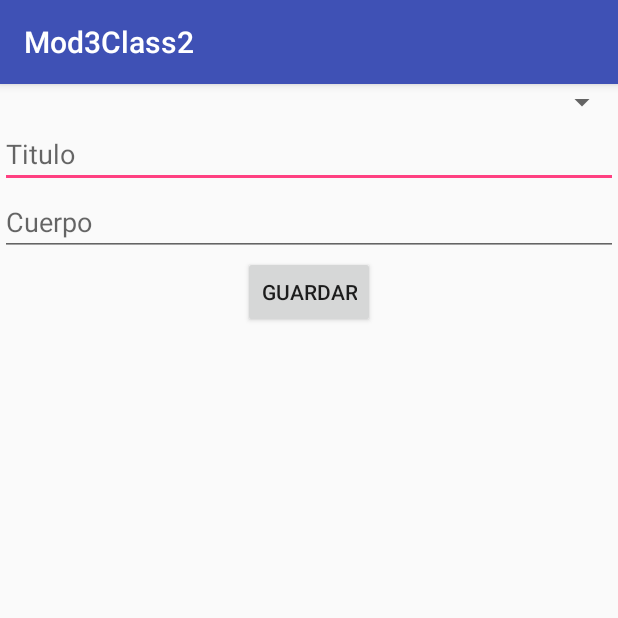
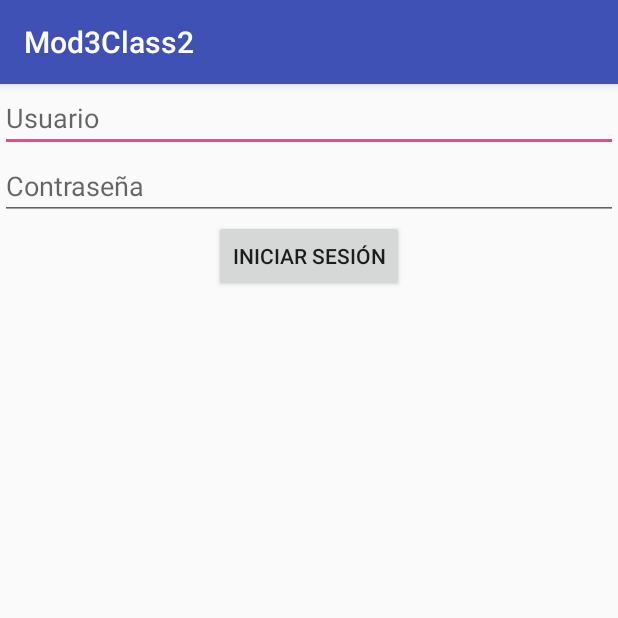
Before and after one commit to Area51TrainingCenter/Android-Group-33, an Android app: the screen it shows after launch (MainActivity before the commit, LoginActivity after it), on a phone screen of 412 x 824 dp, the top half of it. Run offline under Robolectric (Android 15) with nearby library versions, the phone set to English and light mode, and no system bars; our stand-ins replace ButterKnife.

Commit message:
clase 03

```diff
--- a/Modulo 3/Clase 02/Mod3Class2/app/build.gradle
+++ b/Modulo 3/Clase 02/Mod3Class2/app/build.gradle
@@ -24,13 +24,13 @@ dependencies {
     androidTestCompile('com.android.support.test.espresso:espresso-core:2.2.2', {
         exclude group: 'com.android.support', module: 'support-annotations'
     })
+
+
     compile 'com.android.support:appcompat-v7:26.+'
     compile 'com.android.support.constraint:constraint-layout:1.0.2'
-    testCompile 'junit:junit:4.12'
-
     compile 'com.squareup.retrofit2:retrofit:2.3.0'
     compile 'com.squareup.retrofit2:converter-gson:2.3.0'
-
     compile 'com.jakewharton:butterknife:8.6.0'
+    testCompile 'junit:junit:4.12'
     annotationProcessor 'com.jakewharton:butterknife-compiler:8.6.0'
 }
--- a/Modulo 3/Clase 02/Mod3Class2/app/src/main/AndroidManifest.xml
+++ b/Modulo 3/Clase 02/Mod3Class2/app/src/main/AndroidManifest.xml
@@ -1,6 +1,8 @@
 <?xml version="1.0" encoding="utf-8"?>
 <manifest xmlns:android="http://schemas.android.com/apk/res/android"
     package="com.jcodee.mod3class2">
+
+    <uses-permission android:name="android.permission.INTERNET" />
 
     <application
         android:allowBackup="true"
@@ -9,7 +11,8 @@
         android:roundIcon="@mipmap/ic_launcher_round"
         android:supportsRtl="true"
         android:theme="@style/AppTheme">
-        <activity android:name=".MainActivity">
+        <activity android:name=".MainActivity" />
+        <activity android:name=".LoginActivity">
             <intent-filter>
                 <action android:name="android.intent.action.MAIN" />
 
--- /dev/null
+++ b/Modulo 3/Clase 02/Mod3Class2/app/src/main/java/com/jcodee/mod3class2/LoginActivity.java
@@ -0,0 +1,68 @@
+package com.jcodee.mod3class2;
+
+import android.content.Intent;
+import android.os.Bundle;
+import android.support.v7.app.AppCompatActivity;
+import android.widget.EditText;
+import android.widget.Toast;
+
+import com.jcodee.mod3class2.rest.HelperWS;
+import com.jcodee.mod3class2.rest.MetodoWS;
+import com.jcodee.mod3class2.rest.response.LoginResponse;
+
+import butterknife.BindView;
+import butterknife.ButterKnife;
+import butterknife.OnClick;
+import retrofit2.Call;
+import retrofit2.Callback;
+import retrofit2.Response;
+
+public class LoginActivity extends AppCompatActivity {
+
+    @BindView(R.id.etUsuario)
+    EditText etUsuario;
+    @BindView(R.id.etContrasena)
+    EditText etContrasena;
+
+    @Override
+    protected void onCreate(Bundle savedInstanceState) {
+        super.onCreate(savedInstanceState);
+        setContentView(R.layout.activity_login);
+        ButterKnife.bind(this);
+    }
+
+    @OnClick(R.id.btnLogin)
+    public void onViewClicked() {
+        String usuario = etUsuario.getText().toString();
+        String contrasena = etContrasena.getText().toString();
+
+        if (usuario.isEmpty()) {
+            etUsuario.setError("El campo es requerido");
+            return;
+        }
+        if (contrasena.isEmpty()) {
+            etContrasena.setError("El campo es requerido");
+            return;
+        }
+        //yannoss           friki
+        MetodoWS metodoWS = HelperWS.obtenerConfiguracion2().create(MetodoWS.class);
+        Call<LoginResponse> responseCall = metodoWS.login(usuario, contrasena);
+        responseCall.enqueue(new Callback<LoginResponse>() {
+            @Override
+            public void onResponse(Call<LoginResponse> call, Response<LoginResponse> response) {
+                LoginResponse result = response.body();
+                if (result.getSuccess() == 1) {
+                    Intent intent = new Intent(LoginActivity.this, MainActivity.class);
+                    startActivity(intent);
+                } else {
+                    Toast.makeText(LoginActivity.this, "Usuario y/o contraseña erroneo", Toast.LENGTH_SHORT).show();
+                }
+            }
+
+            @Override
+            public void onFailure(Call<LoginResponse> call, Throwable t) {
+
+            }
+        });
+    }
+}
--- /dev/null
+++ b/Modulo 3/Clase 02/Mod3Class2/app/src/main/java/com/jcodee/mod3class2/rest/MetodoWS.java
@@ -0,0 +1,35 @@
+package com.jcodee.mod3class2.rest;
+
+import com.jcodee.mod3class2.rest.response.LoginResponse;
+import com.jcodee.mod3class2.rest.response.RegistroResponse;
+import com.jcodee.mod3class2.rest.response.UsuarioResponse;
+
+import java.util.ArrayList;
+
+import retrofit2.Call;
+import retrofit2.http.Field;
+import retrofit2.http.FormUrlEncoded;
+import retrofit2.http.GET;
+import retrofit2.http.POST;
+
+/**
+ * Created by johannfjs on 27/06/17.
+ * Email: johann.jara@jcodee.com
+ * Phone: (+51) 990870011
+ */
+
+public interface MetodoWS {
+    @GET("users")
+    Call<ArrayList<UsuarioResponse>> obtenerUsuarios();
+
+    @POST("posts")
+    @FormUrlEncoded
+    Call<RegistroResponse> registrarPost(@Field("title") String title,
+                                         @Field("body") String body,
+                                         @Field("userId") int userId);
+
+    @POST("al_login.php")
+    @FormUrlEncoded
+    Call<LoginResponse> login(@Field("NAME") String name,
+                              @Field("PASSWORD") String password);
+}
--- /dev/null
+++ b/Modulo 3/Clase 02/Mod3Class2/app/src/main/res/layout/activity_login.xml
@@ -0,0 +1,30 @@
+<?xml version="1.0" encoding="utf-8"?>
+<LinearLayout xmlns:android="http://schemas.android.com/apk/res/android"
+    xmlns:tools="http://schemas.android.com/tools"
+    android:layout_width="match_parent"
+    android:layout_height="match_parent"
+    android:orientation="vertical"
+    tools:context="com.jcodee.mod3class2.LoginActivity">
+
+    <EditText
+        android:id="@+id/etUsuario"
+        android:layout_width="match_parent"
+        android:layout_height="wrap_content"
+        android:hint="Usuario"
+        android:inputType="text" />
+
+    <EditText
+        android:id="@+id/etContrasena"
+        android:layout_width="match_parent"
+        android:layout_height="wrap_content"
+        android:hint="Contraseña"
+        android:inputType="textPassword" />
+
+    <Button
+        android:id="@+id/btnLogin"
+        android:layout_width="wrap_content"
+        android:layout_height="wrap_content"
+        android:layout_gravity="center_horizontal"
+        android:text="Iniciar Sesión" />
+
+</LinearLayout>
```
Also changed, not shown: Modulo 3/Clase 02/Mod3Class2/app/src/main/java/com/jcodee/mod3class2/MainActivity.java (+58 -0 lines), Modulo 3/Clase 02/Mod3Class2/app/src/main/java/com/jcodee/mod3class2/rest/HelperWS.java (added, +25 -0 lines), Modulo 3/Clase 02/Mod3Class2/app/src/main/java/com/jcodee/mod3class2/rest/response/LoginResponse.java (added, +55 -0 lines), Modulo 3/Clase 02/Mod3Class2/app/src/main/java/com/jcodee/mod3class2/rest/response/RegistroResponse.java (added, +46 -0 lines), Modulo 3/Clase 02/Mod3Class2/app/src/main/java/com/jcodee/mod3class2/rest/response/UsuarioResponse.java (added, +37 -0 lines).
